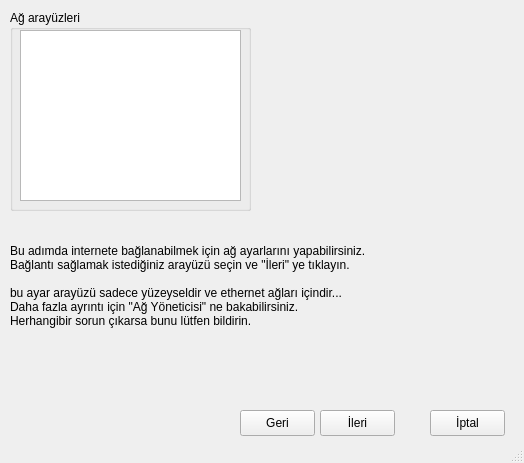
Old version of the form projeler/anatolya-starter/src/screens/ui/networkWindow.ui in the repository atlantistruva/truvalinux.
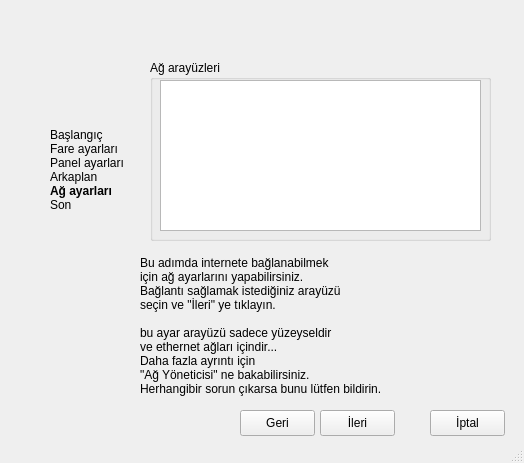
New version of the form. Icons and pictures are not drawn.

What changed in the file:
```diff
--- a/projeler/anatolya-starter/src/screens/ui/networkWindow.ui
+++ b/projeler/anatolya-starter/src/screens/ui/networkWindow.ui
@@ -18,6 +18,9 @@
   <property name="windowTitle" >
    <string>Ağ Ayarları - Anatolya Başlangıç</string>
   </property>
+  <property name="styleSheet" >
+   <string notr="true" >QMainWindow {background-image: url(:/beyimage/beyimage.png);}</string>
+  </property>
   <widget class="QWidget" name="centralwidget" >
    <property name="geometry" >
     <rect>
@@ -30,10 +33,10 @@
    <widget class="QGroupBox" name="networkGroup" >
     <property name="geometry" >
      <rect>
-      <x>10</x>
-      <y>10</y>
-      <width>241</width>
-      <height>201</height>
+      <x>150</x>
+      <y>60</y>
+      <width>341</width>
+      <height>181</height>
      </rect>
     </property>
     <property name="title" >
@@ -44,8 +47,8 @@
       <rect>
        <x>10</x>
        <y>20</y>
-       <width>221</width>
-       <height>171</height>
+       <width>321</width>
+       <height>151</height>
       </rect>
      </property>
     </widget>
@@ -53,18 +56,22 @@
    <widget class="QLabel" name="label" >
     <property name="geometry" >
      <rect>
-      <x>10</x>
-      <y>240</y>
-      <width>451</width>
-      <height>91</height>
+      <x>140</x>
+      <y>250</y>
+      <width>361</width>
+      <height>151</height>
      </rect>
     </property>
     <property name="text" >
-     <string>Bu adımda internete bağlanabilmek için ağ ayarlarını yapabilirsiniz.
-Bağlantı sağlamak istediğiniz arayüzü seçin ve "İleri" ye tıklayın.
+     <string>Bu adımda internete bağlanabilmek
+için ağ ayarlarını yapabilirsiniz.
+Bağlantı sağlamak istediğiniz arayüzü
+seçin ve "İleri" ye tıklayın.
 
-bu ayar arayüzü sadece yüzeyseldir ve ethernet ağları içindir...
-Daha fazla ayrıntı için "Ağ Yöneticisi" ne bakabilirsiniz.
+bu ayar arayüzü sadece yüzeyseldir
+ve ethernet ağları içindir...
+Daha fazla ayrıntı için 
+"Ağ Yöneticisi" ne bakabilirsiniz.
 Herhangibir sorun çıkarsa bunu lütfen bildirin.</string>
     </property>
    </widget>
@@ -122,6 +129,28 @@
       <normaloff>:/exit-button/application-exit.png</normaloff>:/exit-button/application-exit.png</iconset>
     </property>
    </widget>
+   <widget class="QLabel" name="basementsLabel" >
+    <property name="geometry" >
+     <rect>
+      <x>50</x>
+      <y>110</y>
+      <width>81</width>
+      <height>121</height>
+     </rect>
+    </property>
+    <property name="text" >
+     <string>&lt;!DOCTYPE HTML PUBLIC "-//W3C//DTD HTML 4.0//EN" "http://www.w3.org/TR/REC-html40/strict.dtd">
+&lt;html>&lt;head>&lt;meta name="qrichtext" content="1" />&lt;style type="text/css">
+p, li { white-space: pre-wrap; }
+&lt;/style>&lt;/head>&lt;body style=" font-family:'Sans Serif'; font-size:9pt; font-weight:400; font-style:normal;">
+&lt;p style=" margin-top:0px; margin-bottom:0px; margin-left:0px; margin-right:0px; -qt-block-indent:0; text-indent:0px;">Başlangıç&lt;/p>
+&lt;p style=" margin-top:0px; margin-bottom:0px; margin-left:0px; margin-right:0px; -qt-block-indent:0; text-indent:0px;">Fare ayarları&lt;/p>
+&lt;p style=" margin-top:0px; margin-bottom:0px; margin-left:0px; margin-right:0px; -qt-block-indent:0; text-indent:0px;">Panel ayarları&lt;/p>
+&lt;p style=" margin-top:0px; margin-bottom:0px; margin-left:0px; margin-right:0px; -qt-block-indent:0; text-indent:0px;">Arkaplan&lt;/p>
+&lt;p style=" margin-top:0px; margin-bottom:0px; margin-left:0px; margin-right:0px; -qt-block-indent:0; text-indent:0px;">&lt;span style=" font-weight:600;">Ağ ayarları&lt;/span>&lt;/p>
+&lt;p style=" margin-top:0px; margin-bottom:0px; margin-left:0px; margin-right:0px; -qt-block-indent:0; text-indent:0px;">Son&lt;/p>&lt;/body>&lt;/html></string>
+    </property>
+   </widget>
   </widget>
   <widget class="QStatusBar" name="statusbar" >
    <property name="geometry" >
```
